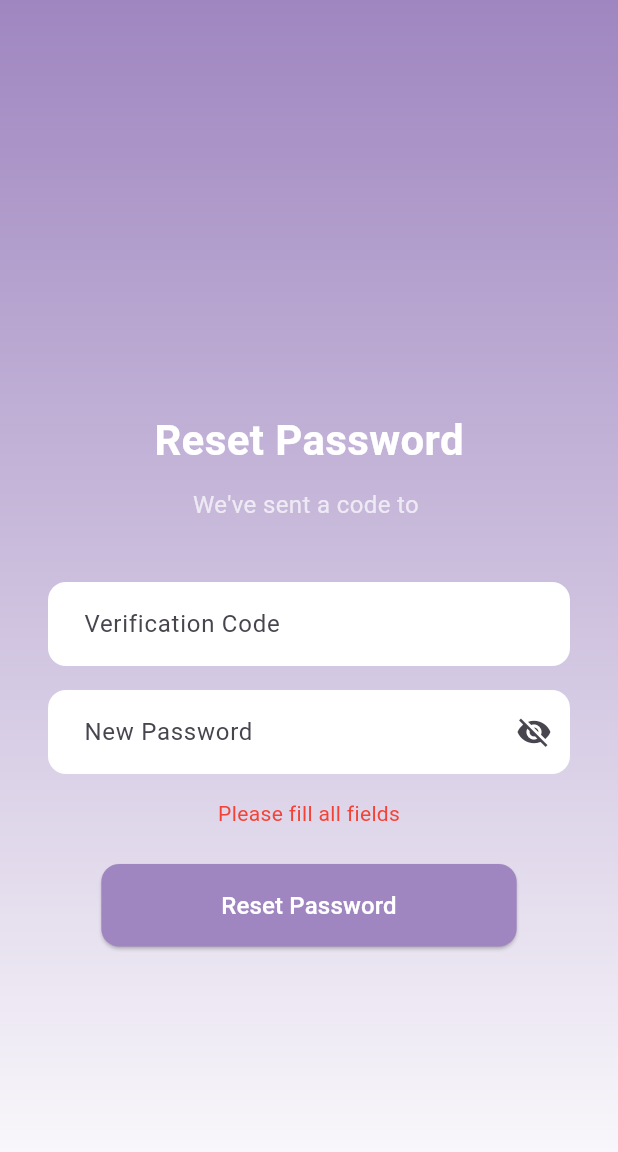
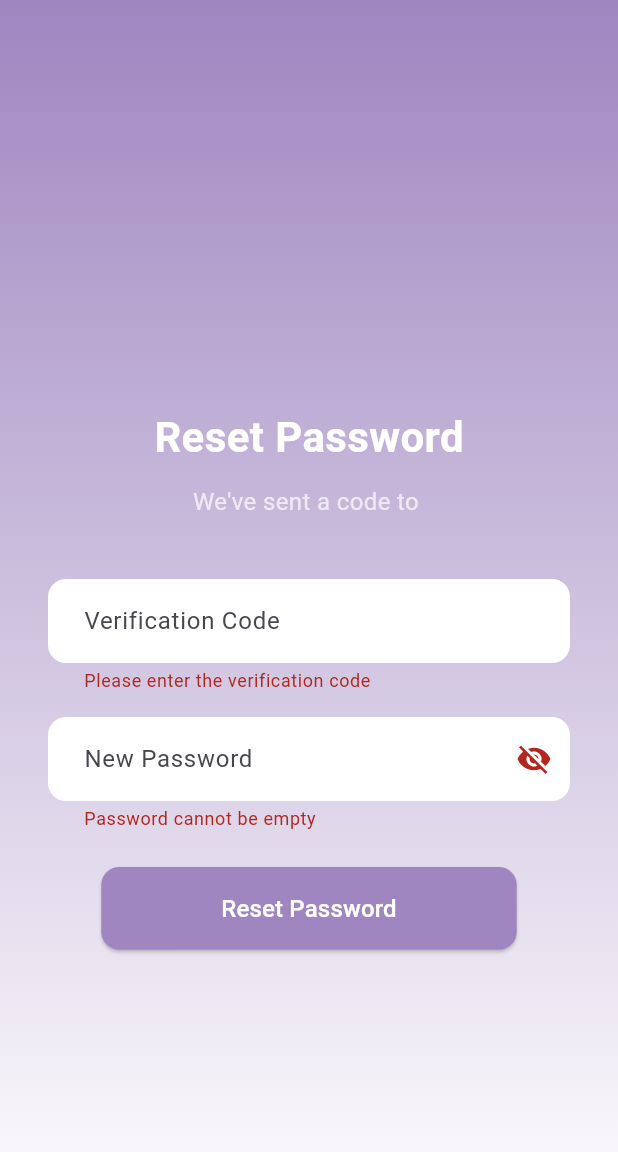
Before and after one commit to Fluently-Grad-Project/Frontend, a Flutter app: the ResetPasswordPage screen opened directly with empty values, after a tap on "Reset Password", on a phone screen of 412 x 824 dp. Shown: the top 1152 px of the screen. Run offline on Flutter 3.47's test engine with Material 3 defaults, Android fonts, the phone set to English and light mode, and no system bars; our stand-ins replace audioplayers, dio, firebase_auth, firebase_core, flutter_rating_bar, flutter_tts and 7 more; accounts and stored records are empty.

Commit message:
enhance password validation

```diff
--- a/lib/screens/auth_flow/rest_password.dart
+++ b/lib/screens/auth_flow/rest_password.dart
@@ -14,6 +14,7 @@ class ResetPasswordPage extends StatefulWidget {
 }
 
 class _ResetPasswordPageState extends State<ResetPasswordPage> {
+  final _formKey = GlobalKey<FormState>();
   final TextEditingController codeController = TextEditingController();
   final TextEditingController newPasswordController = TextEditingController();
 
@@ -22,13 +23,12 @@ class _ResetPasswordPageState extends State<ResetPasswordPage> {
   bool obscurePassword = true;
 
   Future<void> resetPassword() async {
+    if (!_formKey.currentState!.validate()) {
+      return;
+    }
+
     final code = codeController.text.trim();
     final newPassword = newPasswordController.text;
-
-    if (code.isEmpty || newPassword.isEmpty) {
-      setState(() => errorMessage = "Please fill all fields");
-      return;
-    }
 
     setState(() {
       isLoading = true;
@@ -104,6 +104,8 @@ class _ResetPasswordPageState extends State<ResetPasswordPage> {
           child: Center(
             child: SingleChildScrollView(
               padding: const EdgeInsets.symmetric(horizontal: 32),
+              child: Form(
+                key: _formKey,
                 child: Column(
                   crossAxisAlignment: CrossAxisAlignment.center,
                   children: [
@@ -130,11 +132,38 @@ class _ResetPasswordPageState extends State<ResetPasswordPage> {
                           borderSide: BorderSide.none,
                         ),
                       ),
+                      validator: (val) {
+                        if (val == null || val.isEmpty) {
+                          return 'Please enter the verification code';
+                        }
+                        return null;
+                      },
                     ),
                     const SizedBox(height: 16),
                     TextFormField(
                       controller: newPasswordController,
                       obscureText: obscurePassword,
+                      validator: (val) {
+                        if (val == null || val.isEmpty) {
+                          return 'Password cannot be empty';
+                        }
+                        if (val.length < 8) {
+                          return 'Password must be at least 8 characters';
+                        }
+                        if (!RegExp(r'[A-Z]').hasMatch(val)) {
+                          return 'Must contain at least 1 uppercase letter';
+                        }
+                        if (!RegExp(r'[a-z]').hasMatch(val)) {
+                          return 'Must contain at least 1 lowercase letter';
+                        }
+                        if (!RegExp(r'\d').hasMatch(val)) {
+                          return 'Must contain at least 1 number';
+                        }
+                        if (!RegExp(r'[!@#$%^&*(),.?":{}|<>]').hasMatch(val)) {
+                          return 'Must contain at least 1 special character';
+                        }
+                        return null;
+                      },
                       decoration: InputDecoration(
                         hintText: 'New Password',
                         filled: true,
@@ -183,6 +212,7 @@ class _ResetPasswordPageState extends State<ResetPasswordPage> {
             ),
           ),
         ),
+      ),
     );
   }
 }
--- a/lib/screens/auth_flow/signup_page.dart
+++ b/lib/screens/auth_flow/signup_page.dart
@@ -175,8 +175,31 @@ class _SignUpPageState extends State<SignUpPage> {
                 TextFormField(
                   obscureText: obscurePassword,
                   onChanged: (val) => onboardingProvider.data.password = val,
-                  validator: (val) =>
-                  val!.length < 8 ? 'Min 8 characters' : null,
+                  validator: (val) {
+                    if (val == null || val.isEmpty) {
+                      return 'Password cannot be empty';
+                    }
+                    if (val.length < 8) {
+                      return 'Password must be at least 8 characters';
+                    }
+                    // At least 1 uppercase letter
+                    if (!RegExp(r'[A-Z]').hasMatch(val)) {
+                      return 'Password must contain at least 1 uppercase letter';
+                    }
+                    // At least 1 lowercase letter
+                    if (!RegExp(r'[a-z]').hasMatch(val)) {
+                      return 'Password must contain at least 1 lowercase letter';
+                    }
+                    // At least 1 number
+                    if (!RegExp(r'\d').hasMatch(val)) {
+                      return 'Password must contain at least 1 number';
+                    }
+                    // At least 1 special character
+                    if (!RegExp(r'[!@#$%^&*(),.?":{}|<>]').hasMatch(val)) {
+                      return 'Password must contain at least 1 special character';
+                    }
+                    return null;
+                  },
                   decoration: InputDecoration(
                     hintText: 'Enter your password',
                     hintStyle: const TextStyle(color: Color(0xFFA2A2A2)),
@@ -184,9 +207,7 @@ class _SignUpPageState extends State<SignUpPage> {
                     fillColor: Colors.white,
                     suffixIcon: IconButton(
                       icon: Icon(
-                        obscurePassword
-                            ? Icons.visibility_off
-                            : Icons.visibility,
+                        obscurePassword ? Icons.visibility_off : Icons.visibility,
                         color: Colors.grey,
                       ),
                       onPressed: () {
```
Lines whose indentation alone changed are shown as unchanged.
